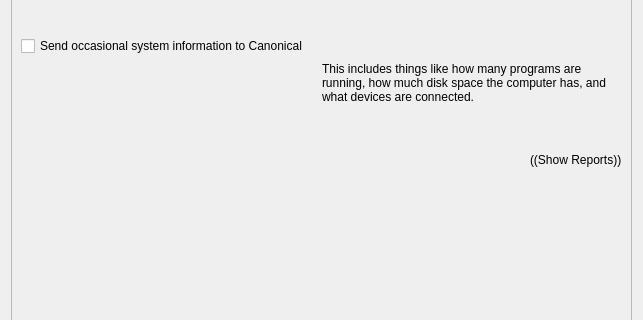
Qt form src/Module.ui (KDE/whoopsie-kcm) before a commit; both pictures show x 0 to 643 and y 185 to 505 of the 643 by 586 pixel window.
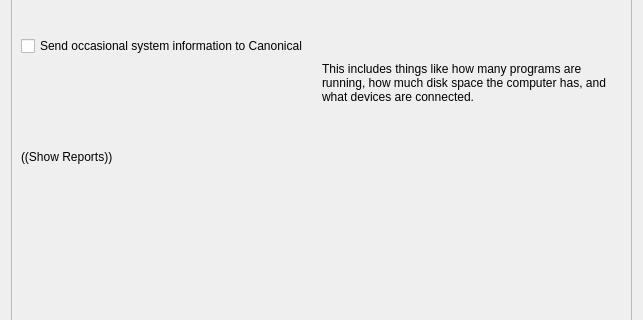
The same form after that commit.

Commit message: hide metrics ui and align previous reports left

```diff
--- a/src/Module.ui
+++ b/src/Module.ui
@@ -174,19 +174,6 @@
       </item>
       <item>
        <layout class="QHBoxLayout" name="horizontalLayout">
-        <item>
-         <spacer name="horizontalSpacer">
-          <property name="orientation">
-           <enum>Qt::Horizontal</enum>
-          </property>
-          <property name="sizeHint" stdset="0">
-           <size>
-            <width>40</width>
-            <height>20</height>
-           </size>
-          </property>
-         </spacer>
-        </item>
         <item>
          <widget class="QLabel" name="previousReportsLabel">
           <property name="text">
```
Left out of the diff: 2 changed lines with no effect on the pictures. The commit also changes 2 other files.
